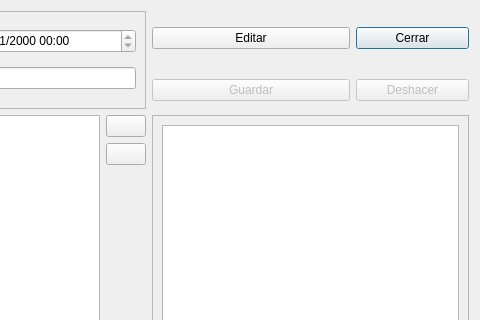
Qt form Zona_Pacientes/frmveranalitica.ui (arcnexus/RedFoX) before a commit; both pictures show x 320 to 800 and y 0 to 320 of the 800 by 450 pixel window.
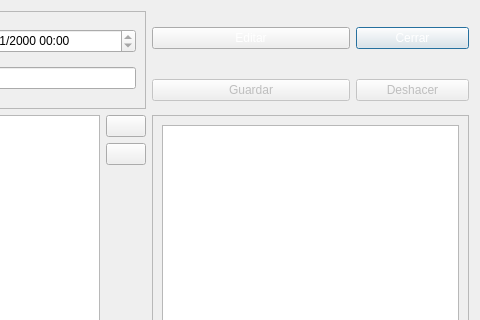
The same form after that commit. Icons and pictures are not drawn.

Commit message: Color Botones formularios - otros cambios menores -

```diff
--- a/Zona_Pacientes/frmveranalitica.ui
+++ b/Zona_Pacientes/frmveranalitica.ui
@@ -32,6 +32,10 @@
      <property name="layoutDirection">
       <enum>Qt::LeftToRight</enum>
      </property>
+     <property name="styleSheet">
+      <string notr="true">QPushButton:disabled{color: 0; }
+QPushButton:enabled{color: rgb(255,255,255); }</string>
+     </property>
      <property name="text">
       <string>Cerrar</string>
      </property>
@@ -130,6 +134,10 @@
    </item>
    <item row="0" column="2">
     <widget class="QPushButton" name="btnEditar">
+     <property name="styleSheet">
+      <string notr="true">QPushButton:disabled{color: 0; }
+QPushButton:enabled{color: rgb(255,255,255); }</string>
+     </property>
      <property name="text">
       <string>Editar</string>
      </property>
```
Left out of the diff: 24 changed lines with no effect on the pictures. The commit also changes 25 other files.
